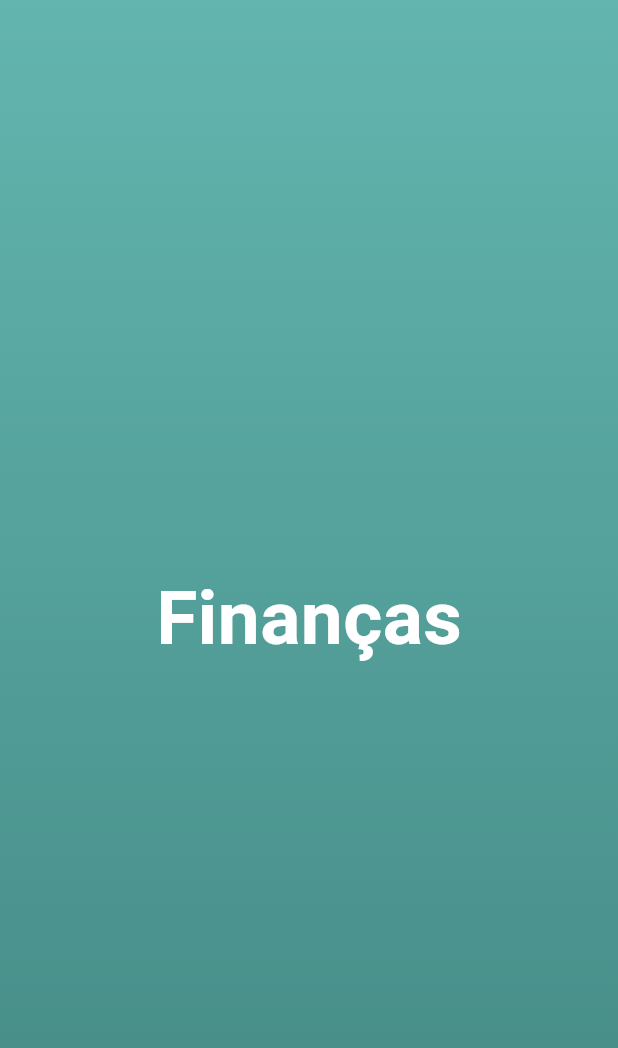
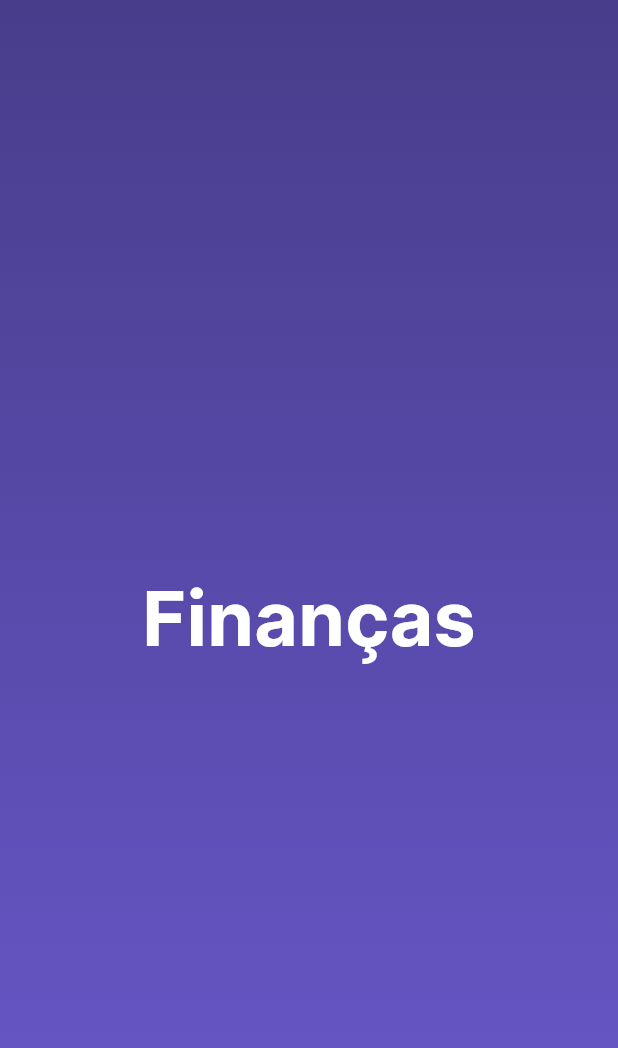
Before and after one commit to howtrojan/financas, a Flutter app: the screen it shows after launch, on a phone screen of 412 x 824 dp. Shown: the top 1048 px of the screen. Run offline on Flutter 3.47's test engine with Material 3 defaults, Android fonts, the light colour scheme and no system bars.

Commit message:
Inclusao de fontes e imagem dapois da splash screen

```diff
--- /dev/null
+++ b/lib/common/constants/app_colors.dart
@@ -0,0 +1,9 @@
+import 'dart:ui';
+
+class AppColors {
+  AppColors._();
+
+  static const Color greenLightOne = Color(0xFF483D8B);
+  static const Color greenLightTwo = Color(0xFF6959CD);
+  static const Color white = Color(0xFFFFFFFF);
+}
--- /dev/null
+++ b/lib/common/constants/app_text_styles.dart
@@ -0,0 +1,8 @@
+import 'package:flutter/painting.dart';
+
+class AppTextStyles {
+  AppTextStyles._();
+
+  static const TextStyle bigText = TextStyle(
+      fontFamily: 'Inter', fontSize: 50.0, fontWeight: FontWeight.w700);
+}
--- a/lib/features/splash/splash_page.dart
+++ b/lib/features/splash/splash_page.dart
@@ -1,3 +1,5 @@
+import 'package:financas/common/constants/app_colors.dart';
+import 'package:financas/common/constants/app_text_styles.dart';
 import 'package:flutter/material.dart';
 
 class SplashPage extends StatelessWidget {
@@ -12,11 +14,10 @@ class SplashPage extends StatelessWidget {
             gradient: LinearGradient(
                 begin: Alignment.topCenter,
                 end: Alignment.bottomCenter,
-                colors: [Color(0xFF63b5af), Color(0xFF438883)])),
-        child: const Text(
+                colors: [AppColors.greenLightOne, AppColors.greenLightTwo])),
+        child: Text(
           'Finanças',
-          style: TextStyle(
-              fontSize: 50.0, fontWeight: FontWeight.bold, color: Colors.white),
+          style: AppTextStyles.bigText.copyWith(color: AppColors.white),
         ),
       ),
     );
```
Also changed, not shown: pubspec.yaml (+10 -14 lines), assets/fonts/Inter-Bold.ttf (added), assets/fonts/Inter-Light.ttf (added), assets/fonts/Inter-Regular.ttf (added), assets/images/main.png (added).
